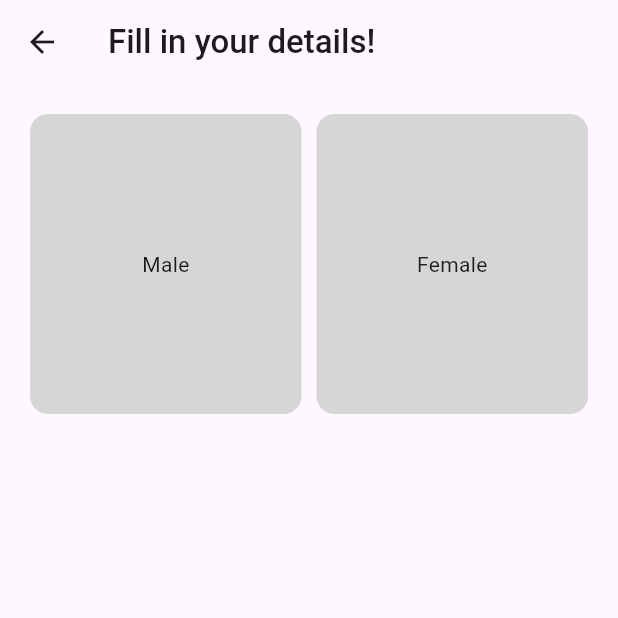
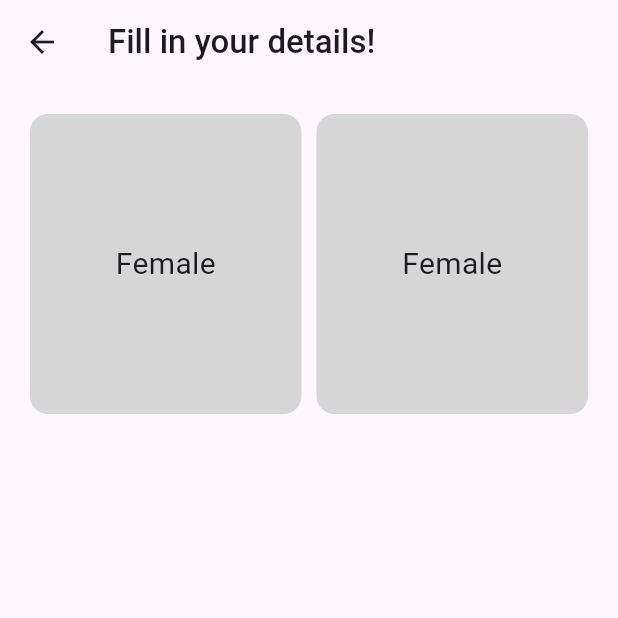
Before and after one commit to mohdshahzil/bmi_calculator, a Flutter app: the HomeScreen screen opened directly, on a phone screen of 412 x 824 dp, the top half of it. Run offline on Flutter 3.47's test engine with Material 3 defaults, Android fonts, the phone set to English and light mode, and no system bars; our stand-ins replace animated_text_kit.

Commit message:
gender box added

```diff
--- a/lib/home_screen.dart
+++ b/lib/home_screen.dart
@@ -1,3 +1,4 @@
+import 'package:bmi_calculator/ui/gender_box.dart';
 import 'package:flutter/material.dart';
 
 class HomeScreen extends StatelessWidget {
@@ -17,28 +18,10 @@ class HomeScreen extends StatelessWidget {
               Row(
                 children: [
                   Expanded(
-                    child: Container(
-                        margin: const EdgeInsets.all(5),
-                        height: 200,
-                        decoration: BoxDecoration(
-                          color: Colors.grey[350],
-                          borderRadius: BorderRadius.circular(12),
-                        ),
-                        child: const Center(
-                          child: Text('Male'),
-                        )),
+                    child: GenderBox(),
                   ),
                   Expanded(
-                    child: Container(
-                        margin: const EdgeInsets.all(5),
-                        height: 200,
-                        decoration: BoxDecoration(
-                          color: Colors.grey[350],
-                          borderRadius: BorderRadius.circular(12),
-                        ),
-                        child: const Center(
-                          child: Text('Female'),
-                        )),
+                    child: GenderBox(),
                   ),
                 ],
               )
--- /dev/null
+++ b/lib/ui/gender_box.dart
@@ -0,0 +1,26 @@
+import 'package:flutter/material.dart';
+
+class GenderBox extends StatelessWidget {
+  const GenderBox({super.key});
+
+  @override
+  Widget build(BuildContext context) {
+    return Container(
+      margin: const EdgeInsets.all(5),
+      height: 200,
+      decoration: BoxDecoration(
+        color: Colors.grey[350],
+        borderRadius: BorderRadius.circular(12),
+      ),
+      child: const Center(
+        child: Text(
+          'Female',
+          style: TextStyle(
+            fontSize: 20,
+            fontWeight: FontWeight.w400,
+          ),
+        ),
+      ),
+    );
+  }
+}
```
